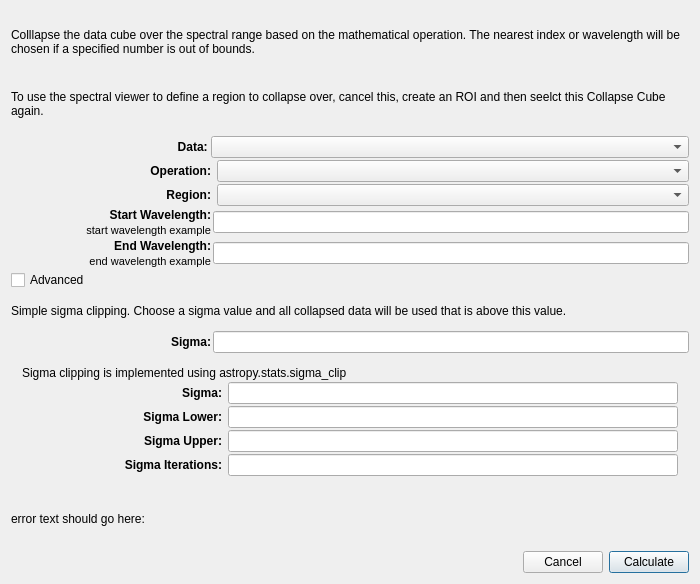
Qt form cubeviz/tools/collapse.ui (spacetelescope/cubeviz) before a commit.
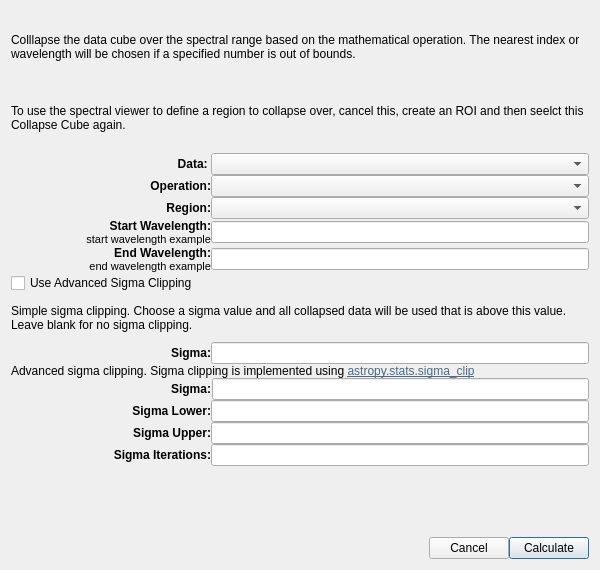
The same form after that commit.

Commit message: more attempts to make it "nice"

```diff
--- a/cubeviz/tools/collapse.ui
+++ b/cubeviz/tools/collapse.ui
@@ -9,26 +9,26 @@
    <rect>
     <x>0</x>
     <y>0</y>
-    <width>700</width>
-    <height>584</height>
+    <width>600</width>
+    <height>570</height>
    </rect>
   </property>
   <property name="sizePolicy">
-   <sizepolicy hsizetype="Preferred" vsizetype="Minimum">
+   <sizepolicy hsizetype="Minimum" vsizetype="MinimumExpanding">
     <horstretch>0</horstretch>
     <verstretch>0</verstretch>
    </sizepolicy>
   </property>
   <property name="minimumSize">
    <size>
-    <width>700</width>
+    <width>0</width>
     <height>0</height>
    </size>
   </property>
   <property name="maximumSize">
    <size>
-    <width>700</width>
-    <height>584</height>
+    <width>16777215</width>
+    <height>16777215</height>
    </size>
   </property>
   <property name="windowTitle">
@@ -47,7 +47,7 @@
    <item>
     <layout class="QVBoxLayout" name="verticalLayout">
      <property name="spacing">
-      <number>2</number>
+      <number>0</number>
      </property>
      <property name="sizeConstraint">
       <enum>QLayout::SetMinimumSize</enum>
@@ -131,6 +131,9 @@
      </item>
      <item>
       <layout class="QHBoxLayout" name="horizontalLayout_2">
+       <property name="spacing">
+        <number>0</number>
+       </property>
        <item>
         <widget class="QLabel" name="label_4">
          <property name="maximumSize">
@@ -160,6 +163,9 @@
      </item>
      <item>
       <layout class="QHBoxLayout" name="horizontalLayout_3">
+       <property name="spacing">
+        <number>0</number>
+       </property>
        <item>
         <widget class="QLabel" name="label_5">
          <property name="maximumSize">
@@ -190,12 +196,12 @@
      <item>
       <layout class="QHBoxLayout" name="horizontalLayout_4">
        <property name="spacing">
-        <number>2</number>
+        <number>0</number>
        </property>
        <item>
         <layout class="QVBoxLayout" name="verticalLayout_2">
          <property name="spacing">
-          <number>2</number>
+          <number>0</number>
          </property>
          <property name="sizeConstraint">
           <enum>QLayout::SetMinimumSize</enum>
@@ -259,12 +265,12 @@
      <item>
       <layout class="QHBoxLayout" name="horizontalLayout_6">
        <property name="spacing">
-        <number>2</number>
+        <number>0</number>
        </property>
        <item>
         <layout class="QVBoxLayout" name="verticalLayout_4">
          <property name="spacing">
-          <number>2</number>
+          <number>0</number>
          </property>
          <property name="sizeConstraint">
           <enum>QLayout::SetMinimumSize</enum>
@@ -328,12 +334,12 @@
      <item>
       <layout class="QHBoxLayout" name="horizontalLayout_7">
        <property name="spacing">
-        <number>2</number>
+        <number>0</number>
        </property>
        <item>
         <widget class="QCheckBox" name="advanced_checkbox">
          <property name="text">
-          <string>Advanced</string>
+          <string>Use Advanced Sigma Clipping</string>
          </property>
         </widget>
        </item>
@@ -343,7 +349,7 @@
       <widget class="QWidget" name="simple_sigma_widget" native="true">
        <layout class="QVBoxLayout" name="simple_sigma_vlayout">
         <property name="spacing">
-         <number>2</number>
+         <number>0</number>
         </property>
         <property name="leftMargin">
          <number>0</number>
@@ -360,14 +366,17 @@
         <item>
          <widget class="QLabel" name="label_13">
           <property name="text">
-           <string>Simple sigma clipping. Choose a sigma value and all collapsed data will be used that is above this value.</string>
+           <string>Simple sigma clipping. Choose a sigma value and all collapsed data will be used that is above this value.  Leave blank for no sigma clipping.</string>
+          </property>
+          <property name="wordWrap">
+           <bool>true</bool>
           </property>
          </widget>
         </item>
         <item>
          <layout class="QHBoxLayout" name="horizontalLayout_8">
           <property name="spacing">
-           <number>2</number>
+           <number>0</number>
           </property>
           <item>
            <widget class="QLabel" name="label_12">
@@ -415,17 +424,32 @@
        </property>
        <layout class="QVBoxLayout" name="advanced_sigma_layout">
         <property name="spacing">
-         <number>2</number>
+         <number>0</number>
+        </property>
+        <property name="leftMargin">
+         <number>0</number>
+        </property>
+        <property name="topMargin">
+         <number>0</number>
+        </property>
+        <property name="rightMargin">
+         <number>0</number>
+        </property>
+        <property name="bottomMargin">
+         <number>0</number>
         </property>
         <item>
          <layout class="QVBoxLayout" name="verticalLayout_5">
           <property name="spacing">
-           <number>2</number>
+           <number>0</number>
           </property>
           <item>
            <widget class="QLabel" name="label_14">
             <property name="text">
-             <string>Sigma clipping is implemented using astropy.stats.sigma_clip</string>
+             <string>&lt;html&gt;&lt;head/&gt;&lt;body&gt;&lt;p&gt;Advanced sigma clipping. Sigma clipping is implemented using &lt;a href=&quot;http://docs.astropy.org/en/stable/api/astropy.stats.sigma_clip.html&quot;&gt;&lt;span style=&quot; text-decoration: underline; color:#4c6b8a;&quot;&gt;astropy.stats.sigma_clip&lt;/span&gt;&lt;/a&gt;&lt;/p&gt;&lt;/body&gt;&lt;/html&gt;</string>
+            </property>
+            <property name="openExternalLinks">
+             <bool>true</bool>
             </property>
            </widget>
           </item>
@@ -433,6 +457,9 @@
         </item>
         <item>
          <layout class="QHBoxLayout" name="advanced_sigma_hlayout_2">
+          <property name="spacing">
+           <number>1</number>
+          </property>
           <item>
            <widget class="QLabel" name="label_16">
             <property name="minimumSize">
@@ -456,12 +483,22 @@
            </widget>
           </item>
           <item>
-           <widget class="QLineEdit" name="lineEdit_3"/>
+           <widget class="QLineEdit" name="lineEdit_3">
+            <property name="minimumSize">
+             <size>
+              <width>0</width>
+              <height>2</height>
+             </size>
+            </property>
+           </widget>
           </item>
          </layout>
         </item>
         <item>
          <layout class="QHBoxLayout" name="advanced_sigma_hlayout_3">
+          <property name="spacing">
+           <number>0</number>
+          </property>
           <item>
            <widget class="QLabel" name="label_17">
             <property name="minimumSize">
@@ -485,12 +522,22 @@
            </widget>
           </item>
           <item>
-           <widget class="QLineEdit" name="sigmal_lower_text"/>
+           <widget class="QLineEdit" name="sigmal_lower_text">
+            <property name="minimumSize">
+             <size>
+              <width>0</width>
+              <height>1</height>
+             </size>
+            </property>
+           </widget>
           </item>
          </layout>
         </item>
         <item>
          <layout class="QHBoxLayout" name="advanced_sigma_hlayout_4">
+          <property name="spacing">
+           <number>0</number>
+          </property>
           <item>
            <widget class="QLabel" name="label_18">
             <property name="minimumSize">
@@ -514,12 +561,22 @@
            </widget>
           </item>
           <item>
-           <widget class="QLineEdit" name="sigma_upper_text"/>
+           <widget class="QLineEdit" name="sigma_upper_text">
+            <property name="minimumSize">
+             <size>
+              <width>0</width>
+              <height>1</height>
+             </size>
+            </property>
+           </widget>
           </item>
          </layout>
         </item>
         <item>
          <layout class="QHBoxLayout" name="advanced_sigma_hlayout_5">
+          <property name="spacing">
+           <number>0</number>
+          </property>
           <item>
            <widget class="QLabel" name="label_19">
             <property name="minimumSize">
@@ -543,7 +600,14 @@
            </widget>
           </item>
           <item>
-           <widget class="QLineEdit" name="sigma_iters_text"/>
+           <widget class="QLineEdit" name="sigma_iters_text">
+            <property name="minimumSize">
+             <size>
+              <width>0</width>
+              <height>1</height>
+             </size>
+            </property>
+           </widget>
           </item>
          </layout>
         </item>
@@ -552,10 +616,13 @@
      </item>
      <item>
       <layout class="QHBoxLayout" name="horizontalLayout_15">
+       <property name="spacing">
+        <number>0</number>
+       </property>
        <item>
         <widget class="QLabel" name="error_label_text">
          <property name="text">
-          <string>error text should go here:</string>
+          <string/>
          </property>
         </widget>
        </item>
@@ -563,6 +630,9 @@
      </item>
      <item>
       <layout class="QHBoxLayout" name="horizontalLayout_16">
+       <property name="spacing">
+        <number>0</number>
+       </property>
        <item>
         <spacer name="horizontalSpacer">
          <property name="orientation">
```
Left out of the diff: 3 changed lines with no effect on the pictures.
